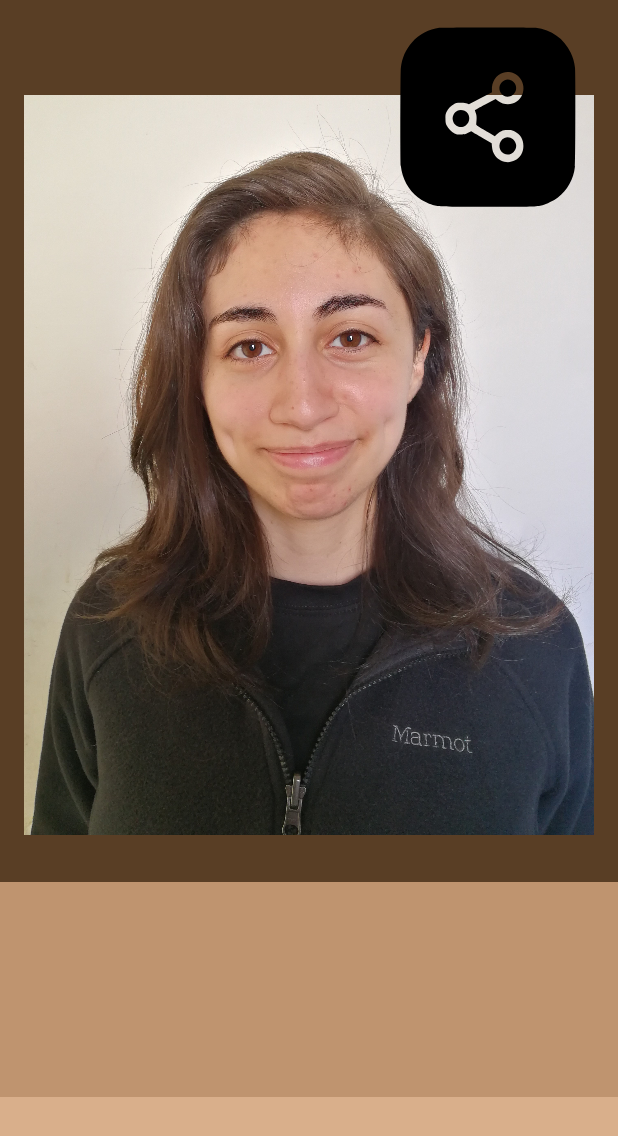
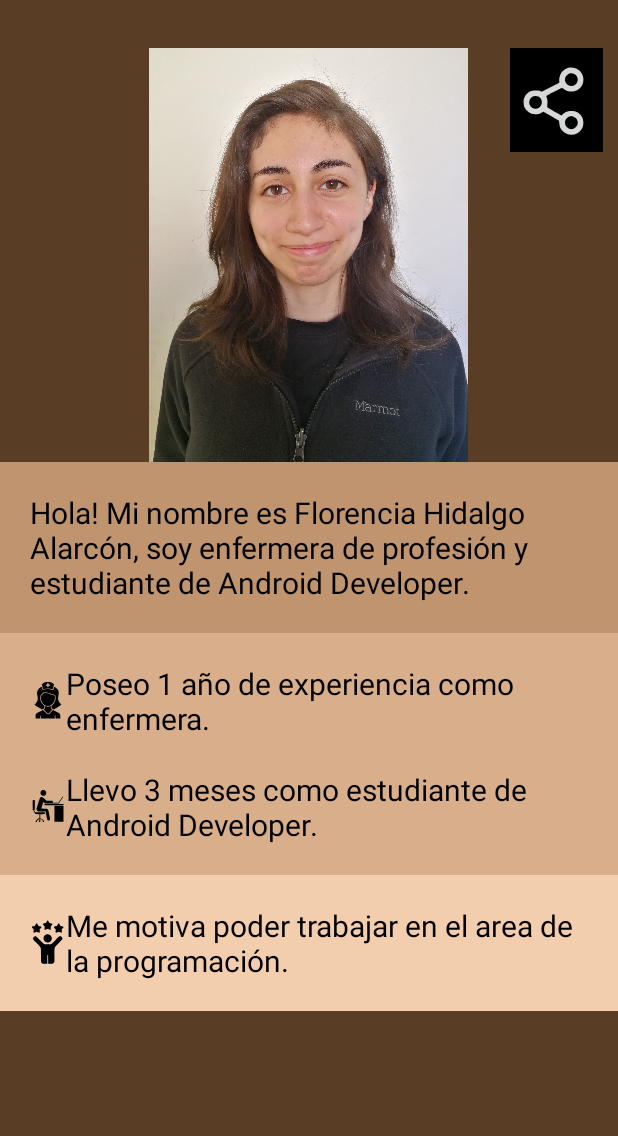
Before and after one commit to Scariu/Project_About_Me, an Android app: the screen it shows after launch (MainActivity), on a phone screen of 412 x 824 dp. Shown: the top 1136 px of the screen. Run offline under Robolectric (Android 15) with nearby library versions, the phone set to English and light mode, and no system bars.

Commit message:
Se modifican textView en Main y se ajusta diseño.

```diff
--- a/app/src/main/java/com/example/project_about_me/MainActivity.java
+++ b/app/src/main/java/com/example/project_about_me/MainActivity.java
@@ -16,7 +16,14 @@ public class MainActivity extends AppCompatActivity {
         binding = ActivityMainBinding.inflate(getLayoutInflater());
         setContentView(binding.getRoot());
         initListeners();
+        textViewContent();
+    }
 
+    private void textViewContent(){
+        binding.textViewAboutMe.setText("Hola! Mi nombre es Florencia Hidalgo Alarcón, soy enfermera de profesión y estudiante de Android Developer.");
+        binding.textViewExpNurse.setText("Poseo 1 año de experiencia como enfermera.");
+        binding.textViewExpDevelop.setText("Llevo 3 meses como estudiante de Android Developer.");
+        binding.textViewMoti.setText("Me motiva poder trabajar en el area de la programación.");
     }
     private void initListeners() {
         binding.imageButtonShare.setOnClickListener(new View.OnClickListener() {
--- /dev/null
+++ b/app/src/main/res/drawable/moti.xml
@@ -0,0 +1,13 @@
+<vector android:height="29.790054dp" android:viewportHeight="674"
+    android:viewportWidth="543" android:width="24dp" xmlns:android="http://schemas.android.com/apk/res/android">
+    <path android:fillColor="#000000"
+        android:pathData="M262,10.4c-1.6,0.9 -6.2,7.8 -12.5,18.5 -5.5,9.4 -10.7,17.3 -11.5,17.6 -1.9,0.5 -22.5,5 -30.5,6.6 -10.3,2 -15.2,9.3 -10.7,16 0.9,1.4 7.1,8.5 13.6,15.8l11.9,13.2 -1.8,19.9c-2,23 -1.7,24.7 4.5,27.5 4.1,1.8 5.3,1.7 13.5,-2 8.7,-3.9 15.8,-7.1 22.3,-10l6.3,-2.8 15.7,7c22.4,10 22.1,9.9 26.4,7.9 5.7,-2.7 6.4,-5.6 5,-20.5 -0.7,-6.9 -1.5,-15.8 -1.8,-19.7l-0.7,-7.2 13.2,-14.7c13.1,-14.7 14.8,-17.5 13.7,-21.8 -1.5,-6 -4.3,-7.2 -29.5,-12.6 -14.7,-3.2 -15.4,-3.5 -18.3,-9.1 -6.1,-11.9 -17,-28.8 -19.3,-29.8 -3.3,-1.5 -6.4,-1.5 -9.5,0.2z" android:strokeColor="#00000000"/>
+    <path android:fillColor="#000000"
+        android:pathData="M96.4,53.4c-3,1.3 -8.6,9.9 -20.1,30.6l-3,5.5 -7.9,1.7c-4.4,1 -12.4,2.7 -17.9,3.9 -15.3,3.2 -18.5,5.4 -18.5,12.7 0,3.6 1.2,5.3 15.3,21l11.9,13.2 -1.6,14.3c-1,7.8 -1.8,17.3 -1.9,21 -0.2,6.6 -0.1,7 3.1,9.8 2,1.8 4.3,2.9 6.1,2.9 1.5,-0 10.9,-3.5 20.7,-7.8l18,-7.9 17.8,7.9c9.8,4.3 19.1,7.8 20.7,7.8 1.8,-0 4.1,-1.1 6.1,-2.9 3.2,-2.8 3.3,-3.2 3.1,-9.8 -0.1,-3.7 -0.9,-13.2 -1.9,-21l-1.6,-14.3 11.8,-13c6.6,-7.2 12.7,-14.3 13.6,-15.8 3.5,-5.3 1.7,-12.5 -3.5,-14.7 -1.8,-0.7 -11.2,-3 -20.8,-5.1l-17.6,-3.7 -6.6,-11.1c-3.6,-6.1 -8.2,-14 -10.2,-17.4 -2.7,-4.6 -4.6,-6.8 -7.1,-7.8 -4,-1.7 -4.1,-1.7 -8,-0z" android:strokeColor="#00000000"/>
+    <path android:fillColor="#000000"
+        android:pathData="M429.4,53.4c-2.4,1.1 -4.8,4.4 -11.4,15.7 -4.6,7.9 -9.1,15.8 -10.1,17.5 -1.5,2.5 -2.9,3.3 -7.6,4.3 -36.9,7.8 -37.1,7.9 -38,15.2 -0.7,4.9 -0.3,5.5 15.5,23.2l11.4,12.7 -1.7,15c-0.9,8.3 -1.7,17.7 -1.8,21.1 -0.2,5.7 0,6.2 3.1,9 1.9,1.8 4.3,2.9 6.1,2.9 1.5,-0 10.9,-3.5 20.7,-7.8l17.9,-7.8 17.9,7.8c9.9,4.3 19.1,7.8 20.6,7.8 3.3,-0 7.8,-3.3 9.1,-6.7 0.8,-2.1 -0.1,-14.3 -2.6,-36.8l-0.6,-5 11.6,-12.5c13.5,-14.5 15.5,-17.3 15.5,-21.8 0,-7.7 -2.6,-9 -25.8,-13.7 -9,-1.9 -16.9,-3.9 -17.7,-4.5 -0.7,-0.6 -4.1,-5.9 -7.6,-11.8 -12.8,-22.1 -13.1,-22.4 -16.5,-23.8 -4,-1.7 -4.1,-1.7 -8,-0z" android:strokeColor="#00000000"/>
+    <path android:fillColor="#000000"
+        android:pathData="M257.5,213.6c-1.1,0.2 -4,1 -6.5,1.6 -20.1,4.9 -39.2,24 -44.4,44.6 -2.2,8.6 -2,22.9 0.3,31.9 8.2,31.5 41.6,51.8 73.4,44.7 22,-5 40.6,-22.4 46.8,-44.1 2.4,-8.5 2.6,-23.9 0.3,-32.7 -5,-19.6 -22.2,-37.7 -41.6,-43.7 -6.1,-2 -23.9,-3.4 -28.3,-2.3z" android:strokeColor="#00000000"/>
+    <path android:fillColor="#000000"
+        android:pathData="M70.5,245.8c-7.3,2.5 -10.6,4.5 -15.2,9.5 -7.2,7.8 -8.8,11.8 -8.8,22.7 0,7.9 0.4,10.3 2.3,14.5 1.9,4 12.5,15.2 50.7,53.5 29.2,29.4 49.9,50.9 52.3,54.6 5,7.6 8.6,15.4 11.5,25.4 2.1,7.4 2.1,8.9 2.7,103.5 0.4,65.8 0.9,97 1.7,99.1 3.4,9.5 9.7,16.9 19.2,22.2l6.6,3.7 33.8,0.3 33.7,0.3 0,-63 0,-63 2.7,-2c2.8,-2.3 5.4,-2.1 8.6,0.7 1.6,1.4 1.7,5.8 1.7,64.4l0,62.9 33.3,-0.3 33.2,-0.3 5.7,-2.7c8,-3.7 15.2,-10.8 19.1,-18.7l3.2,-6.6 0.1,-95c0,-87.7 0.2,-95.6 1.8,-103 2.1,-9.3 7.9,-22.4 13.2,-29.8 2.1,-2.9 25.2,-26.8 51.5,-53.2 31.5,-31.8 48.5,-49.5 50,-52.5 2.1,-3.9 2.4,-5.9 2.4,-14.5 0,-8.6 -0.3,-10.6 -2.3,-14.4 -7.6,-14.2 -22.6,-22.1 -36.5,-19.2 -3.4,0.7 -8,2.3 -10.3,3.6 -2.2,1.3 -27.2,25.5 -55.5,53.8 -54.1,54.1 -56.7,56.3 -69.5,60.3 -5.3,1.7 -9.7,1.9 -46.4,1.9 -39.5,-0 -40.7,-0.1 -47,-2.3 -3.6,-1.2 -8.6,-3.4 -11.2,-5 -2.9,-1.6 -24.9,-22.7 -56.5,-54.3 -28.5,-28.4 -53.4,-52.5 -55.4,-53.7 -8.5,-5.1 -17.6,-6.3 -26.4,-3.4z" android:strokeColor="#00000000"/>
+</vector>
--- a/app/src/main/res/layout/activity_main.xml
+++ b/app/src/main/res/layout/activity_main.xml
@@ -9,15 +9,15 @@
 
     <ImageView
         android:id="@+id/imageViewFlo"
-        android:layout_width="0dp"
-        android:layout_height="556dp"
+        android:layout_width="330dp"
+        android:layout_height="276dp"
         android:layout_marginStart="16dp"
         android:layout_marginTop="32dp"
         android:layout_marginEnd="16dp"
         android:scaleType="fitCenter"
         app:layout_constraintBottom_toBottomOf="parent"
         app:layout_constraintEnd_toEndOf="parent"
-        app:layout_constraintHorizontal_bias="0.0"
+        app:layout_constraintHorizontal_bias="0.497"
         app:layout_constraintStart_toStartOf="parent"
         app:layout_constraintTop_toTopOf="parent"
         app:layout_constraintVertical_bias="0.0"
@@ -25,53 +25,78 @@
 
     <TextView
         android:id="@+id/textViewAboutMe"
-        android:layout_width="539dp"
-        android:layout_height="143dp"
+        android:layout_width="0dp"
+        android:layout_height="wrap_content"
         android:background="#BF946F"
         android:backgroundTint="#BF946F"
-        android:text="TextView"
-        app:layout_constraintBottom_toBottomOf="parent"
+        android:padding="20dp"
+        android:text="Soy Florencia"
+        android:textColor="#000000"
+        android:textSize="20sp"
         app:layout_constraintEnd_toEndOf="parent"
-        app:layout_constraintHorizontal_bias="1.0"
+        app:layout_constraintHorizontal_bias="0.0"
         app:layout_constraintStart_toStartOf="parent"
-        app:layout_constraintTop_toBottomOf="@+id/imageViewFlo"
-        app:layout_constraintVertical_bias="0.0" />
+        app:layout_constraintTop_toBottomOf="@+id/imageViewFlo" />
 
     <TextView
-        android:id="@+id/textViewExp"
-        android:layout_width="538dp"
-        android:layout_height="106dp"
+        android:id="@+id/textViewExpDevelop"
+        android:layout_width="0dp"
+        android:layout_height="wrap_content"
         android:background="#D9AF8B"
-        android:text="TextView"
-        app:layout_constraintBottom_toBottomOf="parent"
-        app:layout_constraintEnd_toEndOf="parent"
-        app:layout_constraintHorizontal_bias="0.761"
-        app:layout_constraintStart_toStartOf="parent"
-        app:layout_constraintTop_toBottomOf="@+id/textViewAboutMe"
-        app:layout_constraintVertical_bias="0.0" />
+        android:drawableLeft="@drawable/developer"
+        android:padding="20dp"
+        android:text="Experiencia Develop"
+        android:textColor="#000000"
+        android:textSize="20sp"
+        app:layout_constraintEnd_toEndOf="@+id/textViewExpNurse"
+        app:layout_constraintHorizontal_bias="0.0"
+        app:layout_constraintStart_toStartOf="@+id/textViewExpNurse"
+        app:layout_constraintTop_toBottomOf="@+id/textViewExpNurse" />
 
     <TextView
         android:id="@+id/textViewMoti"
         android:layout_width="0dp"
-        android:layout_height="0dp"
+        android:layout_height="wrap_content"
+        android:layout_marginBottom="1dp"
         android:background="#F2CEAE"
+        android:drawableLeft="@drawable/moti"
+        android:padding="20dp"
+        android:text="Motivación"
+        android:textColor="#000000"
+        android:textSize="20sp"
+        app:layout_constraintBottom_toBottomOf="parent"
+        app:layout_constraintEnd_toEndOf="@+id/textViewExpDevelop"
+        app:layout_constraintHorizontal_bias="1.0"
+        app:layout_constraintStart_toStartOf="@+id/textViewExpDevelop"
+        app:layout_constraintTop_toBottomOf="@+id/textViewExpDevelop"
+        app:layout_constraintVertical_bias="0.0" />
+
+    <TextView
+        android:id="@+id/textViewExpNurse"
+        android:layout_width="0dp"
+        android:layout_height="wrap_content"
+        android:background="#D9AF8B"
+        android:drawableLeft="@drawable/nurse"
+        android:paddingLeft="20dp"
+        android:paddingTop="20dp"
+        android:paddingRight="20dp"
         android:text="TextView"
-        app:layout_constraintBottom_toBottomOf="parent"
+        android:textColor="#000000"
+        android:textSize="20sp"
         app:layout_constraintEnd_toEndOf="parent"
-        app:layout_constraintStart_toStartOf="parent"
-        app:layout_constraintTop_toBottomOf="@+id/textViewExp" />
+        app:layout_constraintHorizontal_bias="0.0"
+        app:layout_constraintStart_toStartOf="@+id/textViewAboutMe"
+        app:layout_constraintTop_toBottomOf="@+id/textViewAboutMe" />
 
     <ImageButton
         android:id="@+id/imageButtonShare"
-        android:layout_width="172dp"
-        android:layout_height="154dp"
-        android:backgroundTint="@android:color/transparent"
-        android:scaleType="fitXY"
-        app:layout_constraintBottom_toBottomOf="parent"
-        app:layout_constraintEnd_toEndOf="parent"
-        app:layout_constraintHorizontal_bias="1.0"
-        app:layout_constraintStart_toStartOf="parent"
-        app:layout_constraintTop_toTopOf="parent"
+        android:layout_width="62dp"
+        android:layout_height="69dp"
+        app:layout_constraintBottom_toBottomOf="@+id/imageViewFlo"
+        app:layout_constraintEnd_toEndOf="@+id/imageViewFlo"
+        app:layout_constraintHorizontal_bias="0.42"
+        app:layout_constraintStart_toEndOf="@+id/imageViewFlo"
+        app:layout_constraintTop_toTopOf="@+id/imageViewFlo"
         app:layout_constraintVertical_bias="0.0"
         app:srcCompat="@drawable/share" />
 
```
